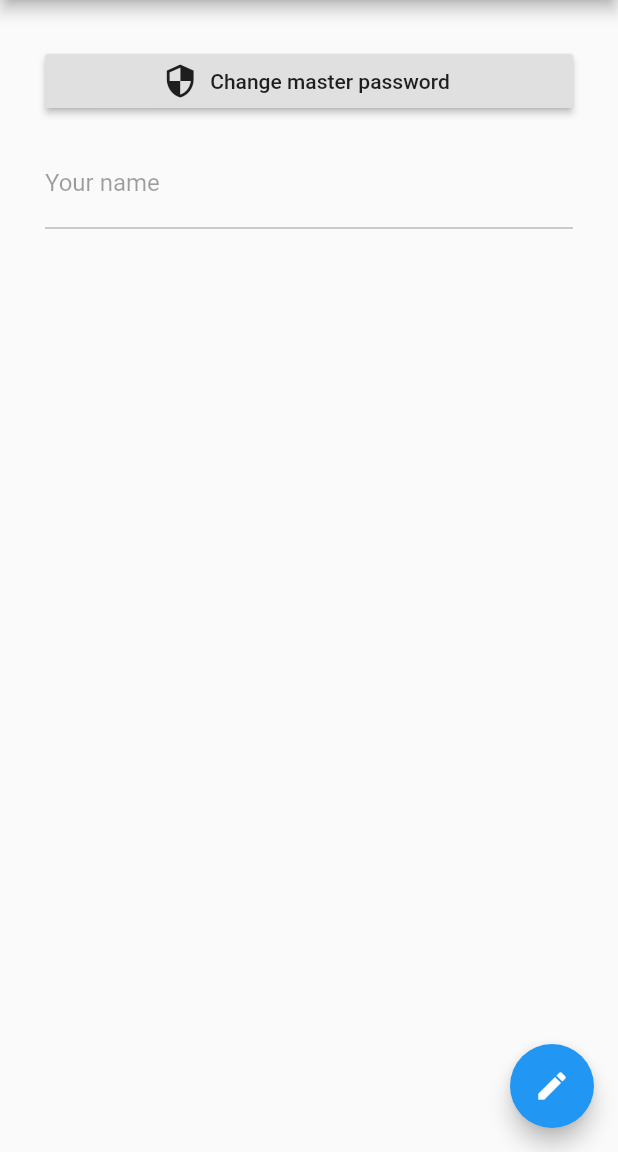
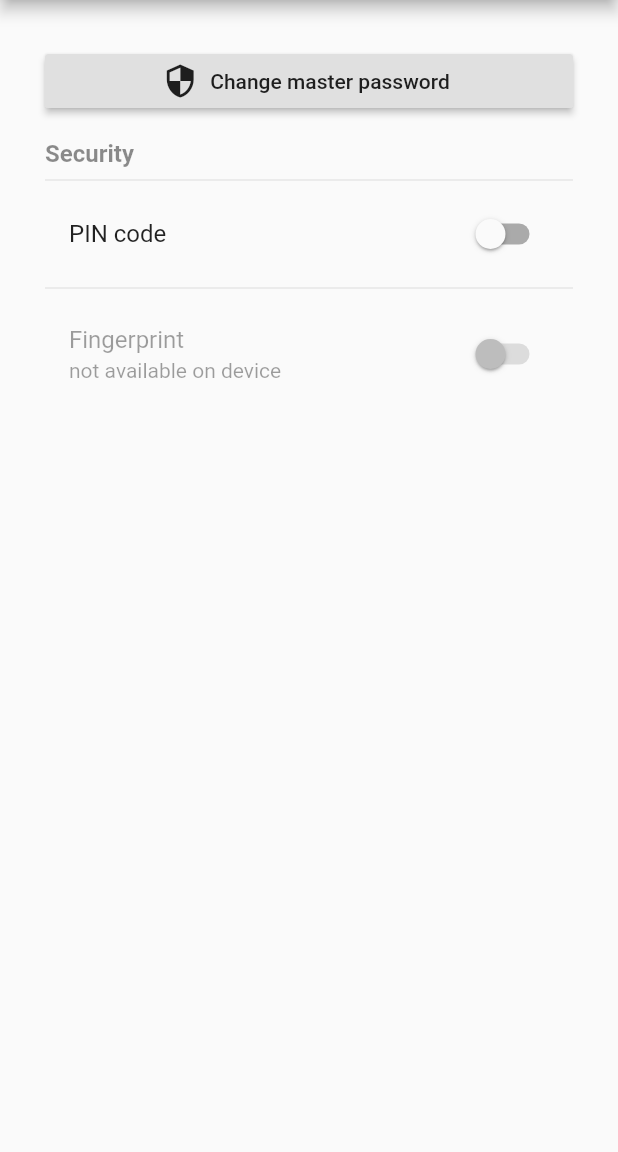
Before and after one commit to proteye/password-manager, a Flutter app: the SettingsScreen screen opened by its route, on a phone screen of 412 x 824 dp, the part 84-1236 px from its top. Run offline on Flutter 3.47's test engine with Material 2 defaults, Android fonts, the phone set to English and light mode, and no system bars; our stand-ins replace local_auth, shared_preferences, sqflite, synchronized; missing offline and left inert: pointycastle; accounts and stored records are empty.

Commit message:
improved settings - added fingerprint and pin

```diff
--- a/lib/src/models/setting.model.dart
+++ b/lib/src/models/setting.model.dart
@@ -1,22 +1,18 @@
 import 'dart:convert';
+import 'package:shared_preferences/shared_preferences.dart';
 
-import 'package:password_manager/src/utils/db.util.dart';
+final String prefKey = 'settings';
 
-DbHelper dbHelper = new DbHelper();
-
-final String tableName = 'Setting';
-final int defaultLimit = 100;
-
-class SettingModel {
-  String name;
-  String value;
+class SettingsModel {
+  String pin = '';
+  bool fingerprint = false;
   int dateCreate;
   int dateUpdate;
 
   Map<String, dynamic> toMap() {
     var map = <String, dynamic>{
-      'name': name,
-      'value': value,
+      'pin': pin,
+      'fingerprint': fingerprint,
       'dateCreate': dateCreate,
       'dateUpdate': dateUpdate,
     };
@@ -24,19 +20,27 @@ class SettingModel {
     return map;
   }
 
-  SettingModel();
+  SettingsModel();
 
-  SettingModel.fromMap(Map<String, dynamic> map) {
-    name = map['name'];
-    value = map['value'];
+  SettingsModel.fromMap(Map<String, dynamic> map) {
+    pin = map['pin'];
+    fingerprint = map['fingerprint'];
+    dateCreate = map['dateCreate'];
+    dateUpdate = map['dateUpdate'];
+  }
+
+  SettingsModel.fromJson(String jsonString) {
+    var map = json.decode(jsonString);
+    pin = map['pin'] ?? '';
+    fingerprint = map['fingerprint'] ? true : false;
     dateCreate = map['dateCreate'];
     dateUpdate = map['dateUpdate'];
   }
 
   Map<String, dynamic> toJson() {
     return {
-      'name': name,
-      'value': value,
+      'pin': pin,
+      'fingerprint': fingerprint,
       'dateCreate': dateCreate,
       'dateUpdate': dateUpdate,
     };
@@ -48,64 +52,24 @@ class SettingModel {
   }
 }
 
-class SettingProvider {
-  Future<List<SettingModel>> getList({int limit, int offset}) async {
-    final db = await dbHelper.database;
-    var res = await db.query(
-      tableName,
-      limit: limit ?? defaultLimit,
-      offset: offset ?? 0,
-    );
-    return res.isNotEmpty
-        ? res.map((item) => SettingModel.fromMap(item)).toList()
-        : [];
+class SettingsProvider {
+  Future<SettingsModel> getSettings() async {
+    SharedPreferences prefs = await SharedPreferences.getInstance();
+    SettingsModel settings = SettingsModel();
+    String settingsJson = prefs.getString(prefKey) ?? null;
+    if (settingsJson != null) {
+      settings = SettingsModel.fromJson(settingsJson);
+    }
+    return settings;
   }
 
-  Future<SettingModel> getOne(String name) async {
-    final db = await dbHelper.database;
-    var res = await db.query(
-      tableName,
-      where: 'name = ?',
-      whereArgs: [name],
-    );
-    return res.isNotEmpty ? SettingModel.fromMap(res.first) : Null;
-  }
-
-  Future<SettingModel> insert(SettingModel setting) async {
-    final db = await dbHelper.database;
-    try {
-      await db.insert(tableName, setting.toMap());
-    } catch (e) {
-      await this.update(setting);
+  Future<bool> setSettings(SettingsModel settings) async {
+    SharedPreferences prefs = await SharedPreferences.getInstance();
+    var dateNow = new DateTime.now().toUtc().millisecondsSinceEpoch;
+    if (settings.dateCreate == null) {
+      settings.dateCreate = dateNow;
     }
-    return setting;
-  }
-
-  Future<int> update(SettingModel setting) async {
-    final db = await dbHelper.database;
-    return await db.update(
-      tableName,
-      setting.toMap(),
-      where: 'name = ?',
-      whereArgs: [setting.name],
-    );
-  }
-
-  Future updateAll(List<SettingModel> settings, {callback}) async {
-    settings.forEach((setting) async {
-      await this.insert(setting);
-      if (settings.last.name == setting.name && callback != null) {
-        callback();
-      }
-    });
-  }
-
-  Future<int> delete(String name) async {
-    final db = await dbHelper.database;
-    return await db.delete(
-      tableName,
-      where: 'name = ?',
-      whereArgs: [name],
-    );
+    settings.dateUpdate = dateNow;
+    return await prefs.setString(prefKey, settings.toString());
   }
 }
--- a/lib/src/screens/settings/settings.screen.dart
+++ b/lib/src/screens/settings/settings.screen.dart
@@ -1,4 +1,5 @@
 import 'package:flutter/material.dart';
+import 'package:local_auth/local_auth.dart';
 
 import 'package:password_manager/src/drawer.dart';
 import 'package:password_manager/src/models/setting.model.dart';
@@ -11,59 +12,109 @@ class SettingsScreen extends StatefulWidget {
 class _SettingsScreenState extends State<SettingsScreen> {
   final _scaffoldKey = GlobalKey<ScaffoldState>();
   final _formKey = GlobalKey<FormState>();
-  final _settingProvider = SettingProvider();
-  List<SettingModel> _settings = [];
-  bool _editMode = false;
+  final _localAuth = LocalAuthentication();
+  final _settingsProvider = SettingsProvider();
+  SettingsModel _settings = SettingsModel();
+  bool _fingerprintEnabled = false;
 
-  _toggleEditMode({isReset = true}) {
-    setState(() {
-      _editMode = !_editMode;
-      if (!_editMode && isReset) {
-        _formKey.currentState.reset();
-      }
-    });
-  }
-
-  _changeField(name, value) {
-    var dateNow = new DateTime.now().toUtc().millisecondsSinceEpoch;
-    var field =
-        _settings.firstWhere((item) => item.name == name, orElse: () => null);
-    if (field == null) {
-      field = SettingModel();
-      field.name = name;
-      field.dateCreate = dateNow;
-      _settings.add(field);
-    }
-    field.value = value;
-    field.dateUpdate = dateNow;
-  }
-
-  _getValueByName(name) {
-    var field =
-        _settings.firstWhere((item) => item.name == name, orElse: () => null);
-    return field != null ? field.value : '';
-  }
-
-  _save() {
+  bool _save() {
+    if (_formKey.currentState != null) {
       _formKey.currentState.save();
       if (!_formKey.currentState.validate()) {
         _scaffoldKey.currentState.hideCurrentSnackBar();
         _scaffoldKey.currentState.showSnackBar(
             SnackBar(content: Text('Please, fill in all required fields')));
-      return;
+        return false;
       }
-    _settingProvider.updateAll(_settings,
-        callback: () => _toggleEditMode(isReset: false));
+    }
+    _scaffoldKey.currentState.hideCurrentSnackBar();
+    setState(() {
+      _settingsProvider.setSettings(_settings);
+    });
+    return true;
   }
 
   _changeMasterPassword() {
-    _toggleEditMode();
     Navigator.pushNamed(context, '/masterPassword');
   }
 
-  Future<List<SettingModel>> _fetchSettings() async {
-    _settings = await _settingProvider.getList();
+  _showPinDialog() {
+    showDialog(
+      context: context,
+      builder: (BuildContext context) {
+        return AlertDialog(
+          title: Text('Enter your PIN code'),
+          content: Form(
+            key: _formKey,
+            child: Container(
+              child: TextFormField(
+                key: Key('pin'),
+                autocorrect: false,
+                autofocus: true,
+                obscureText: true,
+                maxLength: 4,
+                keyboardType: TextInputType.number,
+                decoration: InputDecoration(
+                  labelText: 'PIN code',
+                ),
+                validator: (value) {
+                  if (value.isEmpty || value.length < 4) {
+                    return 'Please enter the code';
+                  }
+                },
+                onSaved: (text) {
+                  setState(() {
+                    _settings.pin = text;
+                  });
+                },
+              ),
+            ),
+          ),
+          actions: <Widget>[
+            FlatButton(
+              child: Text('Cancel'),
+              onPressed: () {
+                Navigator.of(context).pop();
+              },
+            ),
+            FlatButton(
+              child: Text('Accept'),
+              onPressed: () {
+                if (_save()) {
+                  Navigator.of(context).pop();
+                }
+              },
+            ),
+          ],
+        );
+      },
+    );
+  }
+
+  Future<SettingsModel> _fetchSettings() async {
+    _settings = await _settingsProvider.getSettings();
     return _settings;
+  }
+
+  initFingerprint() async {
+    bool canCheckBiometrics = await _localAuth.canCheckBiometrics;
+    if (!canCheckBiometrics) {
+      return;
+    }
+
+    List<BiometricType> availableBiometrics =
+        await _localAuth.getAvailableBiometrics();
+    if (availableBiometrics.contains(BiometricType.fingerprint)) {
+      _fingerprintEnabled = true;
+    }
+    // bool didAuthenticate = await _localAuth.authenticateWithBiometrics(
+    //     localizedReason: 'Please authenticate to show account balance');
+  }
+
+  @override
+  void initState() {
+    super.initState();
+    initFingerprint();
   }
 
   @override
@@ -72,33 +123,16 @@ class _SettingsScreenState extends State<SettingsScreen> {
       key: _scaffoldKey,
       appBar: AppBar(
         title: Text('Settings'),
-        actions: _editMode
-            ? <Widget>[
-                IconButton(
-                  icon: Icon(Icons.save),
-                  onPressed: _save,
-                ),
-              ]
-            : null,
-        leading: _editMode
-            ? IconButton(
-                icon: Icon(Icons.cancel),
-                onPressed: _toggleEditMode,
-              )
-            : null,
       ),
       drawer: AppDrawer(),
-      body: FutureBuilder<List<SettingModel>>(
+      body: FutureBuilder<SettingsModel>(
         future: _fetchSettings(),
-        builder:
-            (BuildContext context, AsyncSnapshot<List<SettingModel>> snapshot) {
+        builder: (BuildContext context, AsyncSnapshot<SettingsModel> snapshot) {
           if (snapshot.hasData) {
             return SingleChildScrollView(
               child: Container(
                 alignment: Alignment.topCenter,
                 margin: const EdgeInsets.all(30.0),
-                child: Form(
-                  key: _formKey,
                 child: Column(
                   mainAxisAlignment: MainAxisAlignment.start,
                   children: <Widget>[
@@ -111,25 +145,52 @@ class _SettingsScreenState extends State<SettingsScreen> {
                       ),
                     ),
                     SizedBox(height: 15.0),
-                      TextFormField(
-                        key: Key('name'),
-                        autocorrect: false,
-                        enabled: _editMode,
-                        decoration: InputDecoration(
-                          labelText: 'Your name',
+                    Row(
+                      children: <Widget>[
+                        Text('Security',
+                            style: TextStyle(
+                              color: Colors.black45,
+                              fontSize: 16.0,
+                              fontWeight: FontWeight.bold,
+                            )),
+                      ],
                     ),
-                        initialValue: _getValueByName('name'),
-                        validator: (value) {
-                          if (value.isEmpty) {
-                            return 'Please enter name';
+                    Divider(),
+                    SwitchListTile.adaptive(
+                      key: Key('pin'),
+                      value: _settings.pin.isNotEmpty,
+                      selected: _settings.pin.isNotEmpty,
+                      title: Text('PIN code'),
+                      onChanged: (value) {
+                        if (value == true) {
+                          _showPinDialog();
+                          return;
                         }
-                        },
-                        onSaved: (text) {
-                          _changeField('name', text);
+                        setState(() {
+                          _settings.pin = '';
+                        });
+                        _save();
                       },
                     ),
+                    Divider(),
+                    SwitchListTile.adaptive(
+                      key: Key('fingerprint'),
+                      value: _settings.fingerprint,
+                      selected: _settings.fingerprint,
+                      title: Text('Fingerprint'),
+                      subtitle: !_fingerprintEnabled
+                          ? Text('not available on device')
+                          : null,
+                      onChanged: _fingerprintEnabled
+                          ? (value) {
+                              setState(() {
+                                _settings.fingerprint = value;
+                              });
+                              _save();
+                            }
+                          : null,
+                    ),
                   ],
-                  ),
                 ),
               ),
             );
@@ -138,13 +199,6 @@ class _SettingsScreenState extends State<SettingsScreen> {
           }
         },
       ),
-      floatingActionButton: !_editMode
-          ? FloatingActionButton(
-              onPressed: _toggleEditMode,
-              tooltip: 'Change to edit mode',
-              child: Icon(Icons.edit),
-            )
-          : null,
     );
   }
 }
--- a/pubspec.yaml
+++ b/pubspec.yaml
@@ -28,6 +28,8 @@ dependencies:
   synchronized: ^2.1.0
   path: ^1.6.2
   url_launcher: ^5.0.2
+  local_auth: ^0.4.0
+  shared_preferences: ^0.5.2
 
 dev_dependencies:
   flutter_test:
```
Also changed, not shown: pubspec.lock, 4 other files. Lines whose indentation alone changed are shown as unchanged.
